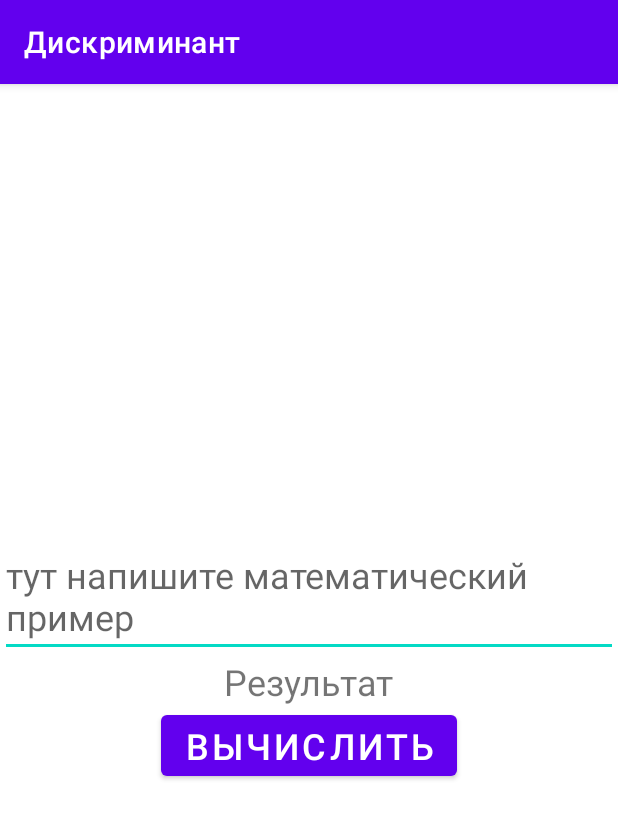
After one commit to AntonEvseev74/Discriminant, an Android app: the LongMathTaskActivity screen opened directly, with no data from a screen before it, on a phone screen of 412 x 824 dp. The commit adds this screen. Shown: the top 819 px of the screen. Run offline under Robolectric (Android 15) with nearby library versions, the phone set to English and light mode, and no system bars.

Commit message:
Дискриминант

```diff
--- a/app/src/main/AndroidManifest.xml
+++ b/app/src/main/AndroidManifest.xml
@@ -9,7 +9,8 @@
         android:roundIcon="@mipmap/ic_launcher_round"
         android:supportsRtl="true"
         android:theme="@style/Theme.Discriminant">
-        <activity android:name=".MainActivity">
+        <activity android:name=".LongMathTaskActivity"></activity>
+        <activity android:name=".DiscriminantActivity">
             <intent-filter>
                 <action android:name="android.intent.action.MAIN" />
 
--- a/app/src/main/java/ru/evant/discriminant/MainActivity.java
+++ b/app/src/main/java/ru/evant/discriminant/DiscriminantActivity.java
@@ -22,7 +22,7 @@ import android.widget.Button;
 import android.widget.EditText;
 import android.widget.TextView;
 
-public class MainActivity extends AppCompatActivity {
+public class DiscriminantActivity extends AppCompatActivity {
 
     TextView tvResult;
     EditText edA, edB, edC;
@@ -31,7 +31,7 @@ public class MainActivity extends AppCompatActivity {
     @Override
     protected void onCreate(Bundle savedInstanceState) {
         super.onCreate(savedInstanceState);
-        setContentView(R.layout.activity_main);
+        setContentView(R.layout.activity_discriminant);
 
         init();
     }
--- /dev/null
+++ b/app/src/main/java/ru/evant/discriminant/LongMathTaskActivity.java
@@ -0,0 +1,18 @@
+package ru.evant.discriminant;
+
+import androidx.appcompat.app.AppCompatActivity;
+
+import android.os.Bundle;
+import android.view.View;
+
+public class LongMathTaskActivity extends AppCompatActivity {
+
+    @Override
+    protected void onCreate(Bundle savedInstanceState) {
+        super.onCreate(savedInstanceState);
+        setContentView(R.layout.activity_long_math_task);
+    }
+
+    public void onClick(View view) {
+    }
+}
--- a/app/src/main/res/layout/activity_main.xml
+++ b/app/src/main/res/layout/activity_discriminant.xml
@@ -5,7 +5,7 @@
     android:layout_height="match_parent"
     android:gravity="center"
     android:orientation="vertical"
-    tools:context=".MainActivity">
+    tools:context=".DiscriminantActivity">
 
     <TextView
         android:id="@+id/text"
--- /dev/null
+++ b/app/src/main/res/layout/activity_long_math_task.xml
@@ -0,0 +1,31 @@
+<?xml version="1.0" encoding="utf-8"?>
+<LinearLayout xmlns:android="http://schemas.android.com/apk/res/android"
+    xmlns:tools="http://schemas.android.com/tools"
+    android:layout_width="match_parent"
+    android:layout_height="match_parent"
+    android:gravity="center"
+    android:orientation="vertical"
+    tools:context=".LongMathTaskActivity">
+
+    <EditText
+        android:id="@+id/edInput"
+        android:layout_width="wrap_content"
+        android:layout_height="wrap_content"
+        android:hint="тут напишите математический пример"
+        android:textSize="24sp"/>
+
+    <TextView
+        android:id="@+id/tvResult"
+        android:layout_width="wrap_content"
+        android:layout_height="wrap_content"
+        android:text="@string/text_result"
+        android:textSize="24sp"/>
+
+    <Button
+        android:id="@+id/btnResult"
+        android:layout_width="wrap_content"
+        android:layout_height="wrap_content"
+        android:text="@string/calculate"
+        android:textSize="24sp"
+        android:onClick="onClick"/>
+</LinearLayout>
```
